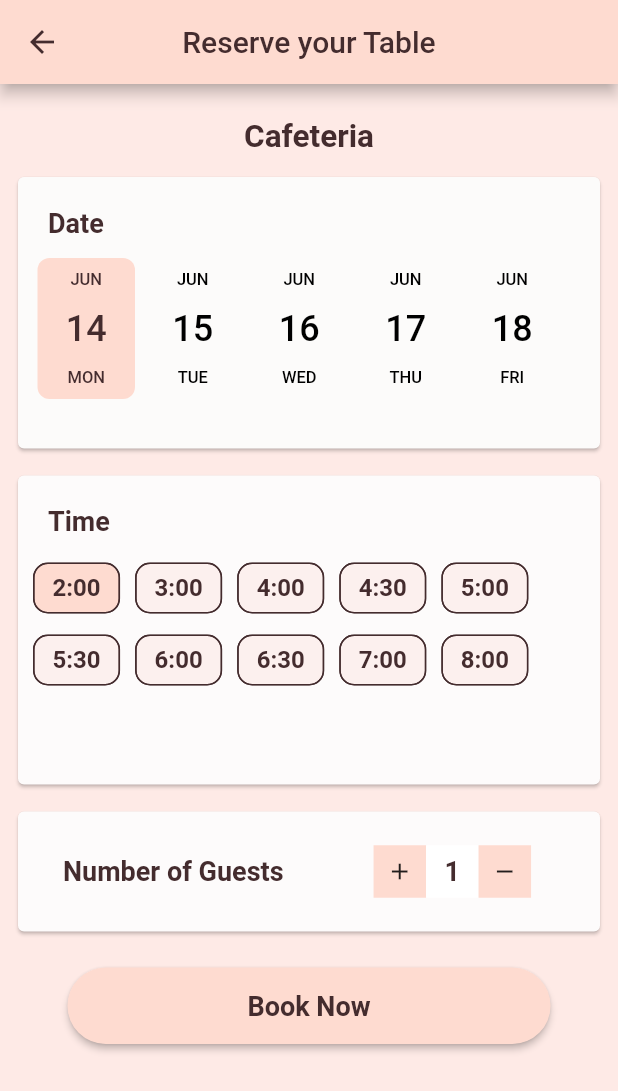
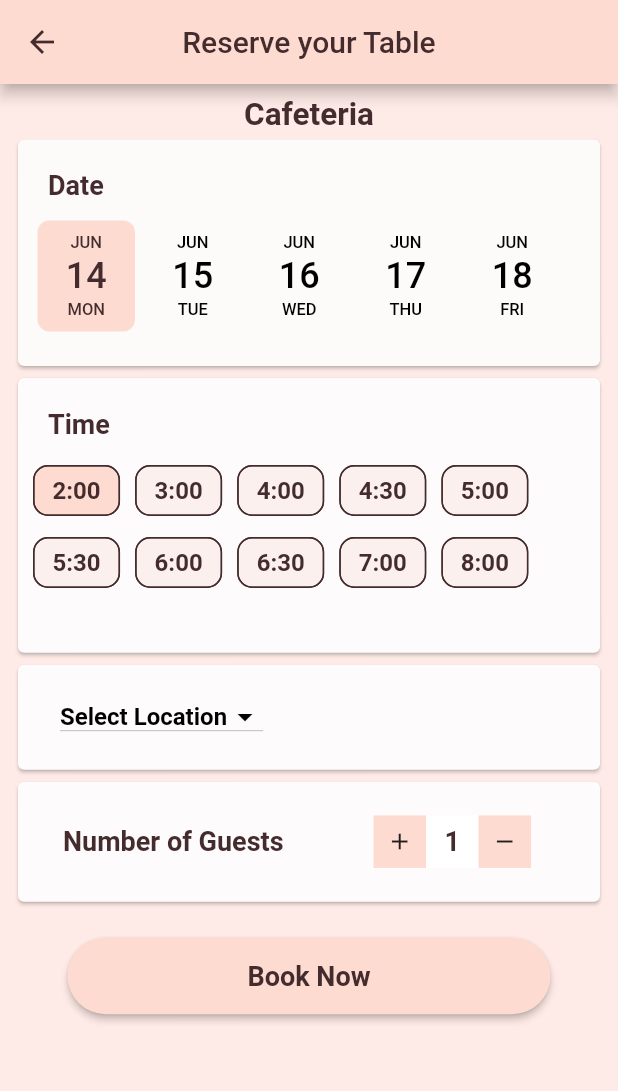
Before and after one commit to mohddanish03/CafeX, a Flutter app: the Booking screen opened directly, on a phone screen of 412 x 824 dp. Shown: the top 1091 px of the screen. Run offline on Flutter 3.47's test engine with Material 2 defaults, Android fonts, the light colour scheme and no system bars; drawn by our look-alikes of date_picker_timeline; our stand-ins replace cloud_firestore, firebase_core, flutter_image_slideshow; accounts and stored records are empty; network calls fail.

Commit message:
initial commit

```diff
--- a/project_1/lib/Bookings/BookTable.dart
+++ b/project_1/lib/Bookings/BookTable.dart
@@ -27,12 +27,19 @@ class _BookingState extends State<Booking> {
   int guest = 1;
   late String _date;
   late String _time;
+  //Dropdown list
+  String? _chosenValue;
 
   Future<void> addToDatabase() async {
     await Firebase.initializeApp();
     CollectionReference ref =
         FirebaseFirestore.instance.collection("BookTable");
-    ref.doc().set({"Date": _date, "Time": _time, "Guests": guest});
+    ref.doc().set({
+      "Date": _date,
+      "Time": _time,
+      "location": _chosenValue,
+      "Guests": guest
+    });
   }
 
   @override
@@ -57,7 +64,6 @@ class _BookingState extends State<Booking> {
         padding: const EdgeInsets.all(8.0),
         child: Column(
           children: [
-            SizedBox(height: 15),
             Text(
               'Cafeteria',
               style: TextStyle(
@@ -65,7 +71,7 @@ class _BookingState extends State<Booking> {
                   color: Color(0xff442c2e),
                   fontWeight: FontWeight.bold),
             ),
-            SizedBox(height: 10),
+
             //Date card
             Card(
               color: Color(0xFFFCFBFA),
@@ -86,7 +92,7 @@ class _BookingState extends State<Booking> {
                     padding: EdgeInsets.all(10),
                     child: DatePicker(DateTime.now(),
                         width: 65,
-                        height: 100,
+                        height: 80,
                         initialSelectedDate: DateTime.now(),
                         selectionColor: Color(0xfffedbd0),
                         selectedTextColor: Color(0xff442c2e),
@@ -99,17 +105,17 @@ class _BookingState extends State<Booking> {
                       });
                     }),
                   ),
-                  SizedBox(height: 20)
+                  SizedBox(height: 10)
                 ],
               ),
             ),
-            SizedBox(height: 10),
+
             //Time card
             Card(
               color: Color(0xFFFDFBFB),
               child: Container(
                 padding: EdgeInsets.all(10),
-                height: MediaQuery.of(context).size.height / 4,
+                height: MediaQuery.of(context).size.height / 4.5,
                 width: MediaQuery.of(context).size.width,
                 child: Column(
                   crossAxisAlignment: CrossAxisAlignment.start,
@@ -162,7 +168,67 @@ class _BookingState extends State<Booking> {
                 ),
               ),
             ),
-            SizedBox(height: 10),
+            //Select Location
+            Card(
+              color: Color(0xfffdfbfb),
+              child: Container(
+                padding: EdgeInsets.all(10),
+                height: 70,
+                width: MediaQuery.of(context).size.width,
+                child: Row(
+                  children: [
+                    SizedBox(width: 10),
+                    Padding(
+                      padding: const EdgeInsets.all(8.0),
+                      child: DropdownButton<String>(
+                        value: _chosenValue,
+                        //elevation: 5,
+                        style: TextStyle(color: Colors.white, fontSize: 16),
+                        iconEnabledColor: Colors.black,
+                        items: <String>[
+                          'Bhatkal',
+                          'Kundapur',
+                          'Udupi',
+                          'Manglore',
+                          'Mysore',
+                          'Banglore',
+                          'Mumbai',
+                        ].map<DropdownMenuItem<String>>((String value) {
+                          return DropdownMenuItem<String>(
+                            value: value,
+                            child: Text(
+                              value,
+                              style: TextStyle(color: Colors.black),
+                            ),
+                          );
+                        }).toList(),
+                        hint: Text(
+                          "Select Location",
+                          style: TextStyle(
+                              color: Colors.black,
+                              fontSize: 16,
+                              fontWeight: FontWeight.bold),
+                        ),
+                        onChanged: (value) {
+                          setState(() {
+                            _chosenValue = value;
+                          });
+                        },
+                      ),
+                    ),
+                    SizedBox(width: 80),
+                    if (_chosenValue != null)
+                      Text(
+                        _chosenValue.toString(),
+                        style: TextStyle(
+                            color: Colors.black,
+                            fontSize: 17,
+                            fontWeight: FontWeight.bold),
+                      ),
+                  ],
+                ),
+              ),
+            ),
             //Guest Card
             Card(
               color: Color(0xFFFDFBFB),
--- a/project_1/lib/Bookings/MyBookings.dart
+++ b/project_1/lib/Bookings/MyBookings.dart
@@ -10,6 +10,7 @@ class _MyBookingsState extends State<MyBookings> {
   bool isClicked = false;
   var _userData;
   late String docID;
+
   //showDialog
   Future<void> _showMyDialog(BuildContext context) async {
     return await showDialog<void>(
@@ -103,7 +104,7 @@ class _MyBookingsState extends State<MyBookings> {
       body: StreamBuilder<QuerySnapshot>(
         stream: _bookinData.snapshots(),
         builder: (context, AsyncSnapshot<QuerySnapshot> snapshot) {
-          if (!snapshot.hasData) {
+          if (snapshot.connectionState == ConnectionState.done) {
             return Center(child: Text("No Bookings"));
           }
           if (snapshot.hasError) {
@@ -134,7 +135,7 @@ class _MyBookingsState extends State<MyBookings> {
                                   children: [
                                     Expanded(
                                       child: Text(
-                                        "Booked on : 09-09-9090",
+                                        "Booked on :",
                                         style: TextStyle(
                                             color: Color(0xff442c2e),
                                             fontSize: 17),
@@ -156,7 +157,7 @@ class _MyBookingsState extends State<MyBookings> {
                                   padding: const EdgeInsets.only(
                                       left: 20, bottom: 10.0),
                                   child: Text(
-                                    "Time  :${_userData?.get("Time")}",
+                                    "Time  :${_userData?.get("Time")} pm",
                                     style: TextStyle(
                                         color: Color(0xff442c2e), fontSize: 17),
                                   )),
@@ -165,7 +166,7 @@ class _MyBookingsState extends State<MyBookings> {
                                   padding: const EdgeInsets.only(
                                       left: 20, bottom: 10.0),
                                   child: Text(
-                                    "Guest  : ${_userData?.get("Guests")} ",
+                                    "Guest  : ${_userData?.get("Guests")} members ",
                                     style: TextStyle(
                                         color: Color(0xff442c2e), fontSize: 17),
                                   )),
@@ -173,7 +174,7 @@ class _MyBookingsState extends State<MyBookings> {
                                   padding: const EdgeInsets.only(
                                       left: 20, bottom: 10.0),
                                   child: Text(
-                                    "Date   : ${_userData?.get("Date")} ",
+                                    "Reserved on : ${_userData?.get("Date")} ",
                                     style: TextStyle(
                                         color: Color(0xff442c2e), fontSize: 17),
                                   )),
@@ -190,12 +191,6 @@ class _MyBookingsState extends State<MyBookings> {
                     ),
                   );
                 });
-          } else if (snapshot.connectionState == ConnectionState.done &&
-              !snapshot.hasData) {
-            // Handle no data
-            return Center(
-              child: Text("No Data found."),
-            );
           }
           return CircularProgressIndicator();
         },
```
